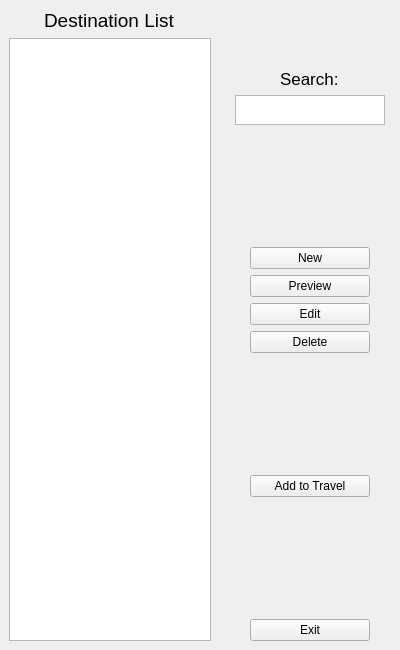
Qt form ui/destinationManager.ui (Cocolak/travel-manager) before a commit.
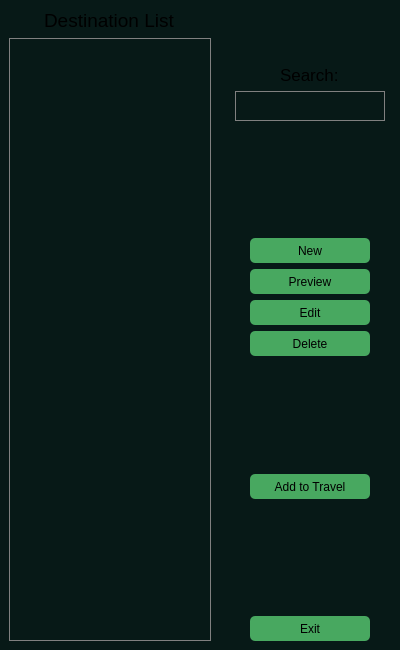
The same form after that commit.

```diff
--- a/ui/destinationManager.ui
+++ b/ui/destinationManager.ui
@@ -22,6 +22,38 @@
      <height>650</height>
     </rect>
    </property>
+   <property name="styleSheet">
+    <string notr="true">QWidget{
+background-color:rgb(7, 25, 23);
+}
+QPushButton{
+background-color:rgb(72, 168, 96);
+color:rgb(0,0,0);
+border:none;
+border-radius:5px;
+}
+QPushButton:hover{
+background-color:rgb(52, 148, 76);
+}
+QListWidget{
+border:1px solid rgb(128,128,128);;
+}
+QListWidget::item{
+background-color:rgb(72, 168, 96);
+color:black;
+border-bottom:1px solid black;
+height:20px;
+}
+QListWidget::item:hover{
+background-color:rgb(52, 138, 76);
+}
+QListWidget::item:selected{
+background-color:rgb(32, 118, 56);
+}
+QPlainTextEdit {
+border: 1px solid rgb(128,128,128);
+}</string>
+   </property>
    <layout class="QHBoxLayout" name="horizontalLayout">
     <property name="spacing">
      <number>0</number>
@@ -123,7 +155,7 @@
            <property name="minimumSize">
             <size>
              <width>120</width>
-             <height>0</height>
+             <height>25</height>
             </size>
            </property>
            <property name="text">
@@ -136,7 +168,7 @@
            <property name="minimumSize">
             <size>
              <width>120</width>
-             <height>0</height>
+             <height>25</height>
             </size>
            </property>
            <property name="text">
@@ -149,7 +181,7 @@
            <property name="minimumSize">
             <size>
              <width>120</width>
-             <height>0</height>
+             <height>25</height>
             </size>
            </property>
            <property name="text">
@@ -162,7 +194,7 @@
            <property name="minimumSize">
             <size>
              <width>120</width>
-             <height>0</height>
+             <height>25</height>
             </size>
            </property>
            <property name="text">
@@ -190,7 +222,7 @@
          <property name="minimumSize">
           <size>
            <width>120</width>
-           <height>0</height>
+           <height>25</height>
           </size>
          </property>
          <property name="text">
@@ -216,7 +248,7 @@
          <property name="minimumSize">
           <size>
            <width>120</width>
-           <height>0</height>
+           <height>25</height>
           </size>
          </property>
          <property name="text">
```
